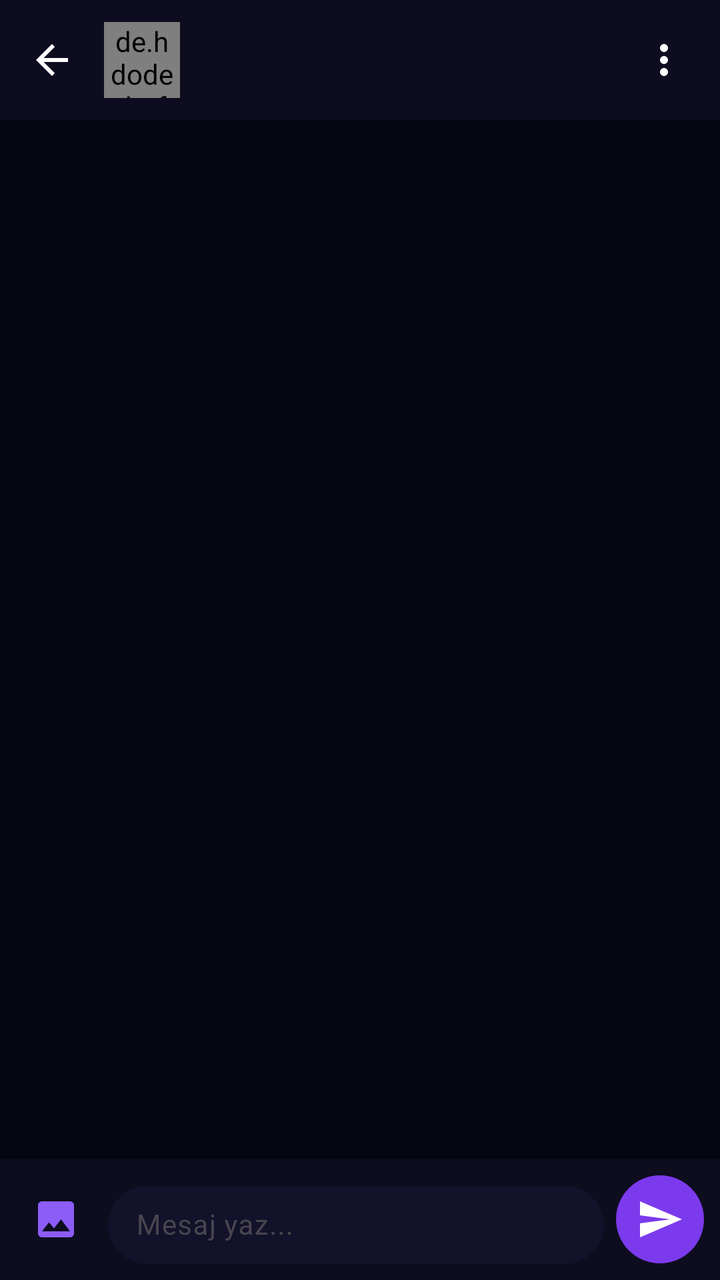
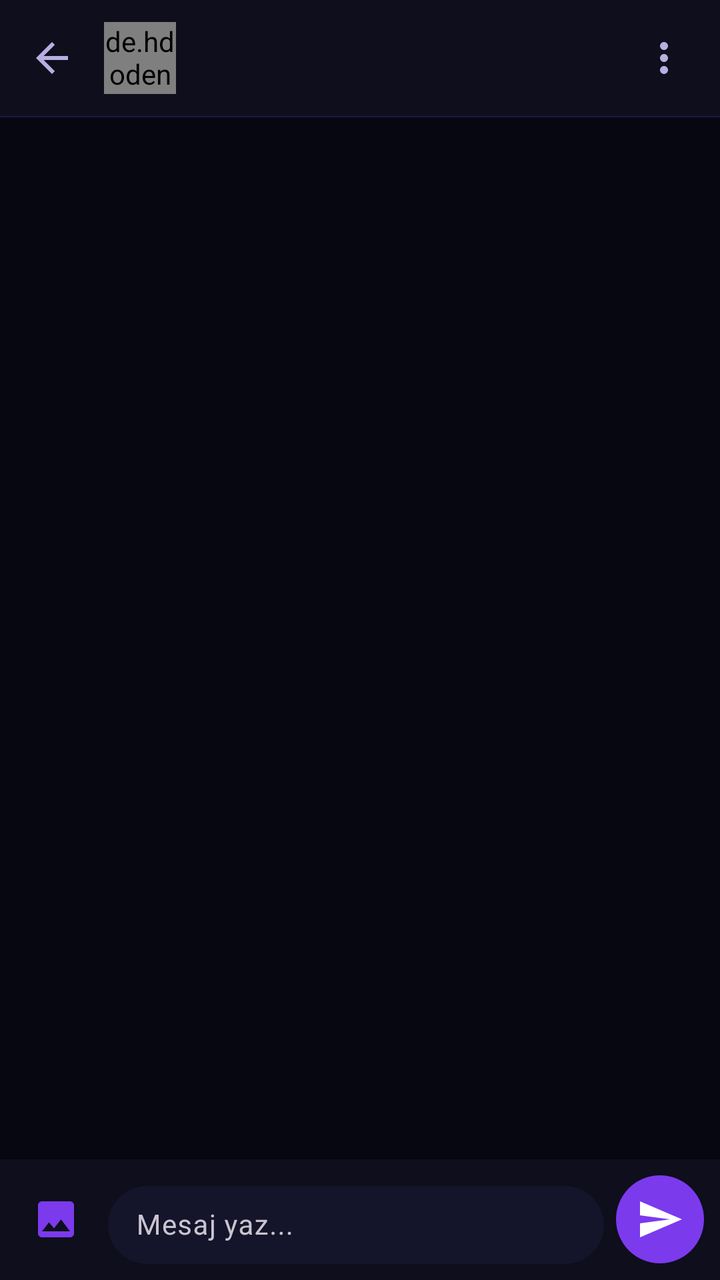

Two renders of the same Android screen: before a commit and after it. Below are the layout's source before the change and the commit's diff.
<!-- AndroidManifest.xml: application theme Theme.Heftreng -->
<!-- res/layout/fragment_chat.xml -->
<?xml version="1.0" encoding="utf-8"?>
<androidx.constraintlayout.widget.ConstraintLayout
    xmlns:android="http://schemas.android.com/apk/res/android"
    xmlns:app="http://schemas.android.com/apk/res-auto"
    android:layout_width="match_parent"
    android:layout_height="match_parent"
    android:background="@color/background">

    
    <LinearLayout
        android:id="@+id/toolbar"
        android:layout_width="0dp"
        android:layout_height="60dp"
        android:background="@color/surface"
        android:orientation="horizontal"
        android:gravity="center_vertical"
        android:paddingStart="4dp"
        android:paddingEnd="8dp"
        app:layout_constraintTop_toTopOf="parent"
        app:layout_constraintStart_toStartOf="parent"
        app:layout_constraintEnd_toEndOf="parent">

        <ImageButton
            android:id="@+id/btnBack"
            android:layout_width="44dp"
            android:layout_height="44dp"
            android:background="?attr/selectableItemBackgroundBorderless"
            android:src="@drawable/ic_arrow_back"
            android:tint="@color/white"/>

        <de.hdodenhof.circleimageview.CircleImageView
            android:id="@+id/ivOtherAvatar"
            android:layout_width="38dp"
            android:layout_height="38dp"
            android:src="@drawable/ic_account_circle"
            android:layout_marginStart="4dp"/>

        <LinearLayout
            android:layout_width="0dp"
            android:layout_height="wrap_content"
            android:layout_weight="1"
            android:orientation="vertical"
            android:layout_marginStart="10dp">

            <TextView
                android:id="@+id/tvToolbarName"
                android:layout_width="wrap_content"
                android:layout_height="wrap_content"
                android:textColor="@color/white"
                android:textSize="15sp"
                android:textStyle="bold"/>

            <TextView
                android:id="@+id/tvTypingStatus"
                android:layout_width="wrap_content"
                android:layout_height="wrap_content"
                android:textColor="@color/brand_primary"
                android:textSize="11sp"
                android:text="çevrimiçi"
                android:visibility="gone"/>

        </LinearLayout>

        <ImageButton
            android:id="@+id/btnCallInfo"
            android:layout_width="40dp"
            android:layout_height="40dp"
            android:background="?attr/selectableItemBackgroundBorderless"
            android:src="@drawable/ic_more_vert"
            android:tint="@color/white"/>

    </LinearLayout>

    
    <androidx.recyclerview.widget.RecyclerView
        android:id="@+id/recyclerMessages"
        android:layout_width="0dp"
        android:layout_height="0dp"
        android:clipToPadding="false"
        android:paddingHorizontal="6dp"
        android:paddingVertical="8dp"
        app:layout_constraintTop_toBottomOf="@id/toolbar"
        app:layout_constraintBottom_toTopOf="@id/layoutReplyPreview"
        app:layout_constraintStart_toStartOf="parent"
        app:layout_constraintEnd_toEndOf="parent"/>

    
    <LinearLayout
        android:id="@+id/layoutReplyPreview"
        android:layout_width="0dp"
        android:layout_height="wrap_content"
        android:background="@color/surface"
        android:orientation="horizontal"
        android:gravity="center_vertical"
        android:paddingHorizontal="14dp"
        android:paddingVertical="8dp"
        android:visibility="gone"
        app:layout_constraintBottom_toTopOf="@id/inputBar"
        app:layout_constraintStart_toStartOf="parent"
        app:layout_constraintEnd_toEndOf="parent">

        <View
            android:layout_width="3dp"
            android:layout_height="32dp"
            android:background="@color/brand_primary"
            android:layout_marginEnd="10dp"/>

        <LinearLayout
            android:layout_width="0dp"
            android:layout_height="wrap_content"
            android:layout_weight="1"
            android:orientation="vertical">

            <TextView
                android:layout_width="wrap_content"
                android:layout_height="wrap_content"
                android:text="Yanıtlıyorsunuz"
                android:textColor="@color/brand_primary"
                android:textSize="11sp"
                android:textStyle="bold"/>

            <TextView
                android:id="@+id/tvReplyPreview"
                android:layout_width="match_parent"
                android:layout_height="wrap_content"
                android:textColor="@color/text_secondary"
                android:textSize="12sp"
                android:maxLines="1"
                android:ellipsize="end"/>

        </LinearLayout>

        <ImageButton
            android:id="@+id/btnCancelReply"
            android:layout_width="28dp"
            android:layout_height="28dp"
            android:background="?attr/selectableItemBackgroundBorderless"
            android:src="@drawable/ic_close"
            android:tint="@color/text_secondary"/>

    </LinearLayout>

    
    <LinearLayout
        android:id="@+id/inputBar"
        android:layout_width="0dp"
        android:layout_height="wrap_content"
        android:background="@color/surface"
        android:orientation="horizontal"
        android:gravity="center_vertical"
        android:paddingHorizontal="8dp"
        android:paddingVertical="8dp"
        app:layout_constraintBottom_toBottomOf="parent"
        app:layout_constraintStart_toStartOf="parent"
        app:layout_constraintEnd_toEndOf="parent">

        <ImageButton
            android:id="@+id/btnImage"
            android:layout_width="40dp"
            android:layout_height="40dp"
            android:background="?attr/selectableItemBackgroundBorderless"
            android:src="@drawable/ic_image"
            android:tint="@color/brand_primary"/>

        <com.google.android.material.textfield.TextInputLayout
            android:layout_width="0dp"
            android:layout_height="wrap_content"
            android:layout_weight="1"
            android:layout_marginHorizontal="6dp"
            style="@style/Widget.Material3.TextInputLayout.OutlinedBox"
            app:boxCornerRadiusTopStart="22dp"
            app:boxCornerRadiusTopEnd="22dp"
            app:boxCornerRadiusBottomStart="22dp"
            app:boxCornerRadiusBottomEnd="22dp"
            app:boxStrokeWidth="0dp"
            app:boxStrokeWidthFocused="0dp"
            app:boxBackgroundColor="@color/surface2">

            <com.google.android.material.textfield.TextInputEditText
                android:id="@+id/etMessage"
                android:layout_width="match_parent"
                android:layout_height="wrap_content"
                android:hint="Mesaj yaz..."
                android:textColorHint="@color/text_hint"
                android:textColor="@color/white"
                android:textSize="14sp"
                android:background="@null"
                android:paddingHorizontal="14dp"
                android:paddingVertical="10dp"
                android:maxLines="4"
                android:inputType="textMultiLine|textCapSentences"/>

        </com.google.android.material.textfield.TextInputLayout>

        <ImageButton
            android:id="@+id/btnSend"
            android:layout_width="44dp"
            android:layout_height="44dp"
            android:background="@drawable/bg_send_button"
            android:src="@drawable/ic_send"
            android:tint="@color/white"
            android:padding="10dp"/>

    </LinearLayout>

</androidx.constraintlayout.widget.ConstraintLayout>
<!-- resources referenced by this layout -->
<resources>
  <color name="background">#060612</color>
  <color name="brand_primary">#8B5CF6</color>
  <color name="surface">#0D0D1F</color>
  <color name="surface2">#12122A</color>
  <color name="text_hint">#4A3F70</color>
  <color name="text_secondary">#C4B8FF</color>
  <color name="white">#FFFFFF</color>
  <!-- drawable bg_send_button (drawable) -->
  <?xml version="1.0" encoding="utf-8"?>
  <shape xmlns:android="http://schemas.android.com/apk/res/android" android:shape="oval">
      <solid android:color="#7C3AED"/>
  </shape>
  <!-- drawable ic_arrow_back (drawable) -->
  <vector xmlns:android="http://schemas.android.com/apk/res/android" android:width="24dp" android:height="24dp" android:viewportWidth="24" android:viewportHeight="24">
  <path android:fillColor="#FFFFFF" android:pathData="M20,11H7.83l5.59,-5.59L12,4l-8,8 8,8 1.41,-1.41L7.83,13H20v-2z"/>
  </vector>
  <!-- drawable ic_close (drawable) -->
  <vector xmlns:android="http://schemas.android.com/apk/res/android" android:width="24dp" android:height="24dp" android:viewportWidth="24" android:viewportHeight="24">
    <path android:fillColor="@android:color/white" android:pathData="M19,6.41L17.59,5 12,10.59 6.41,5 5,6.41 10.59,12 5,17.59 6.41,19 12,13.41 17.59,19 19,17.59 13.41,12z"/>
  </vector>
  <!-- drawable ic_image (drawable) -->
  <vector xmlns:android="http://schemas.android.com/apk/res/android" android:width="24dp" android:height="24dp" android:viewportWidth="24" android:viewportHeight="24">
    <path android:fillColor="@android:color/white" android:pathData="M21,19V5c0,-1.1 -0.9,-2 -2,-2H5c-1.1,0 -2,0.9 -2,2v14c0,1.1 0.9,2 2,2h14c1.1,0 2,-0.9 2,-2zM8.5,13.5l2.5,3.01L14.5,12l4.5,6H5l3.5,-4.5z"/>
  </vector>
  <!-- drawable ic_send (drawable) -->
  <vector xmlns:android="http://schemas.android.com/apk/res/android" android:width="24dp" android:height="24dp" android:viewportWidth="24" android:viewportHeight="24">
  <path android:fillColor="#FFFFFF" android:pathData="M2.01,21L23,12 2.01,3 2,10l15,2 -15,2z"/>
  </vector>
  <style name="Theme.Heftreng" parent="Theme.Material3.DayNight.NoActionBar">
          <item name="colorPrimary">@color/brand_primary</item>
          <item name="colorPrimaryVariant">@color/brand_primary_dark</item>
          <item name="colorOnPrimary">@color/white</item>
          <item name="android:windowBackground">@color/background</item>
          <item name="android:statusBarColor">@color/background</item>
          <item name="android:navigationBarColor">@color/background</item>
      </style>
  <color name="brand_primary_dark">#6D28D9</color>
  <!-- unchanged entries left out for length: 2 -->
</resources>

<!-- the commit's change to res/layout/fragment_chat.xml (unified diff, before → after) -->
@@ -10,7 +10,7 @@
     <LinearLayout
         android:id="@+id/toolbar"
         android:layout_width="0dp"
-        android:layout_height="60dp"
+        android:layout_height="58dp"
         android:background="@color/surface"
         android:orientation="horizontal"
         android:gravity="center_vertical"
@@ -26,12 +26,12 @@
             android:layout_height="44dp"
             android:background="?attr/selectableItemBackgroundBorderless"
             android:src="@drawable/ic_arrow_back"
-            android:tint="@color/white"/>
+            android:tint="@color/text_secondary"/>
 
         <de.hdodenhof.circleimageview.CircleImageView
             android:id="@+id/ivOtherAvatar"
-            android:layout_width="38dp"
-            android:layout_height="38dp"
+            android:layout_width="36dp"
+            android:layout_height="36dp"
             android:src="@drawable/ic_account_circle"
             android:layout_marginStart="4dp"/>
 
@@ -46,7 +46,7 @@
                 android:id="@+id/tvToolbarName"
                 android:layout_width="wrap_content"
                 android:layout_height="wrap_content"
-                android:textColor="@color/white"
+                android:textColor="@color/text_primary"
                 android:textSize="15sp"
                 android:textStyle="bold"/>
 
@@ -54,7 +54,7 @@
                 android:id="@+id/tvTypingStatus"
                 android:layout_width="wrap_content"
                 android:layout_height="wrap_content"
-                android:textColor="@color/brand_primary"
+                android:textColor="@color/brand_primary_light"
                 android:textSize="11sp"
                 android:text="çevrimiçi"
                 android:visibility="gone"/>
@@ -67,9 +67,19 @@
             android:layout_height="40dp"
             android:background="?attr/selectableItemBackgroundBorderless"
             android:src="@drawable/ic_more_vert"
-            android:tint="@color/white"/>
+            android:tint="@color/text_secondary"/>
 
     </LinearLayout>
+
+    
+    <View
+        android:id="@+id/toolbarDivider"
+        android:layout_width="0dp"
+        android:layout_height="0.5dp"
+        android:background="@color/border"
+        app:layout_constraintTop_toBottomOf="@id/toolbar"
+        app:layout_constraintStart_toStartOf="parent"
+        app:layout_constraintEnd_toEndOf="parent"/>
 
     
     <androidx.recyclerview.widget.RecyclerView
@@ -77,9 +87,9 @@
         android:layout_width="0dp"
         android:layout_height="0dp"
         android:clipToPadding="false"
-        android:paddingHorizontal="6dp"
+        android:paddingHorizontal="8dp"
         android:paddingVertical="8dp"
-        app:layout_constraintTop_toBottomOf="@id/toolbar"
+        app:layout_constraintTop_toBottomOf="@id/toolbarDivider"
         app:layout_constraintBottom_toTopOf="@id/layoutReplyPreview"
         app:layout_constraintStart_toStartOf="parent"
         app:layout_constraintEnd_toEndOf="parent"/>
@@ -115,7 +125,7 @@
                 android:layout_width="wrap_content"
                 android:layout_height="wrap_content"
                 android:text="Yanıtlıyorsunuz"
-                android:textColor="@color/brand_primary"
+                android:textColor="@color/brand_primary_light"
                 android:textSize="11sp"
                 android:textStyle="bold"/>
 
@@ -136,7 +146,7 @@
             android:layout_height="28dp"
             android:background="?attr/selectableItemBackgroundBorderless"
             android:src="@drawable/ic_close"
-            android:tint="@color/text_secondary"/>
+            android:tint="@color/text_muted"/>
 
     </LinearLayout>
 
@@ -182,7 +192,7 @@
                 android:layout_height="wrap_content"
                 android:hint="Mesaj yaz..."
                 android:textColorHint="@color/text_hint"
-                android:textColor="@color/white"
+                android:textColor="@color/text_primary"
                 android:textSize="14sp"
                 android:background="@null"
                 android:paddingHorizontal="14dp"
<!-- resource entries referenced after the edit -->
@@ -1,11 +1,15 @@
 <!-- resources referenced by this layout -->
 <resources>
-  <color name="background">#060612</color>
-  <color name="brand_primary">#8B5CF6</color>
-  <color name="surface">#0D0D1F</color>
-  <color name="surface2">#12122A</color>
-  <color name="text_hint">#4A3F70</color>
-  <color name="text_secondary">#C4B8FF</color>
+  <color name="background">#070711</color>
+  <color name="border">#1C1940</color>
+  <color name="brand_primary">#7C3AED</color>
+  <color name="brand_primary_light">#A78BFA</color>
+  <color name="surface">#0E0E1C</color>
+  <color name="surface2">#14142A</color>
+  <color name="text_hint">#3D3560</color>
+  <color name="text_muted">#6B5FA8</color>
+  <color name="text_primary">#F4F1FF</color>
+  <color name="text_secondary">#B8AEE0</color>
   <color name="white">#FFFFFF</color>
   <!-- drawable bg_send_button (drawable) -->
   <?xml version="1.0" encoding="utf-8"?>
@@ -28,15 +32,34 @@
   <vector xmlns:android="http://schemas.android.com/apk/res/android" android:width="24dp" android:height="24dp" android:viewportWidth="24" android:viewportHeight="24">
   <path android:fillColor="#FFFFFF" android:pathData="M2.01,21L23,12 2.01,3 2,10l15,2 -15,2z"/>
   </vector>
-  <style name="Theme.Heftreng" parent="Theme.Material3.DayNight.NoActionBar">
+  <style name="Theme.Heftreng" parent="Theme.Material3.Dark">
           <item name="colorPrimary">@color/brand_primary</item>
           <item name="colorPrimaryVariant">@color/brand_primary_dark</item>
           <item name="colorOnPrimary">@color/white</item>
+          <item name="colorSecondary">@color/brand_accent</item>
+          <item name="colorOnSecondary">@color/white</item>
+          <item name="colorSurface">@color/surface</item>
+          <item name="colorOnSurface">@color/text_primary</item>
+          <item name="colorBackground">@color/background</item>
+          <item name="android:colorBackground">@color/background</item>
+          <item name="colorOnBackground">@color/text_primary</item>
+          <item name="colorError">@color/error</item>
           <item name="android:windowBackground">@color/background</item>
           <item name="android:statusBarColor">@color/background</item>
-          <item name="android:navigationBarColor">@color/background</item>
+          <item name="android:navigationBarColor">@color/surface</item>
+          <item name="android:windowLightStatusBar">false</item>
+          <item name="android:windowLightNavigationBar">false</item>
+          <item name="bottomNavigationStyle">@style/HeftBottomNav</item>
       </style>
-  <color name="brand_primary_dark">#6D28D9</color>
+  <color name="brand_primary_dark">#5B21B6</color>
+  <color name="brand_accent">#EC4899</color>
+  <color name="error">#F43F5E</color>
+  <style name="HeftBottomNav" parent="Widget.Material3.BottomNavigationView">
+          <item name="android:background">@color/surface</item>
+          <item name="itemIconTint">@color/bottom_nav_color</item>
+          <item name="itemTextColor">@color/bottom_nav_color</item>
+          <item name="elevation">0dp</item>
+      </style>
   <!-- unchanged entries left out for length: 2 -->
 </resources>
 
